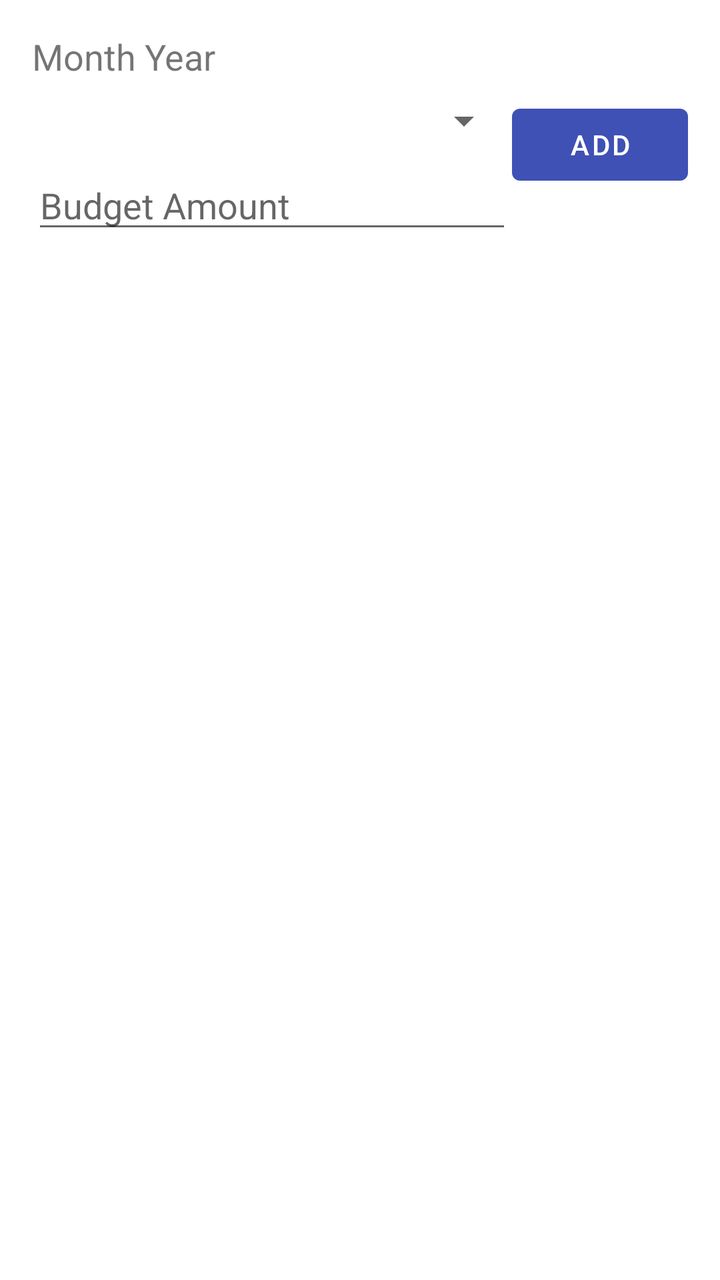
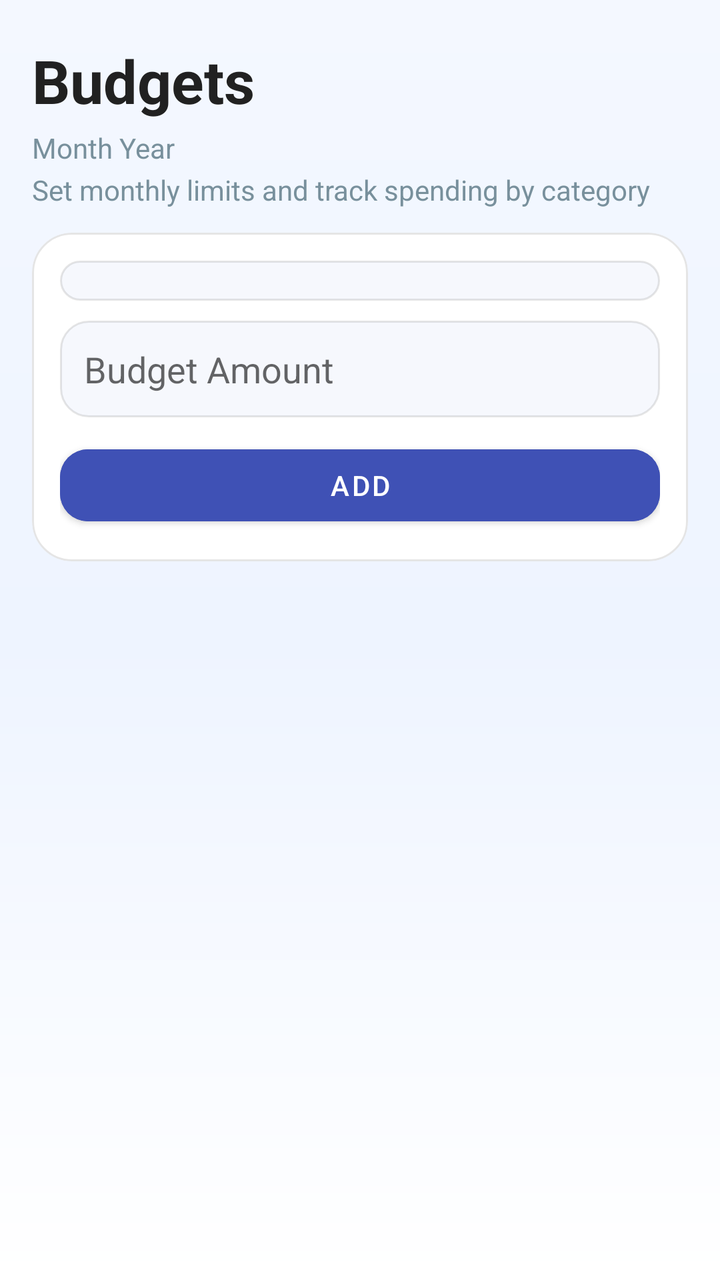

Two renders of the same Android screen: before a commit and after it. Below are the layout's source before the change and the commit's diff.
<!-- AndroidManifest.xml: application theme Theme.ImiliPocket -->
<!-- res/layout/fragment_budget.xml -->
<?xml version="1.0" encoding="utf-8"?>
<androidx.constraintlayout.widget.ConstraintLayout
    xmlns:android="http://schemas.android.com/apk/res/android"
    xmlns:app="http://schemas.android.com/apk/res-auto"
    android:layout_width="match_parent"
    android:layout_height="match_parent"
    android:fitsSystemWindows="true"
    android:padding="16dp"
    android:paddingTop="?attr/actionBarSize">

    <TextView
        android:id="@+id/tv_month_year"
        android:layout_width="wrap_content"
        android:layout_height="wrap_content"
        android:text="Month Year"
        android:textSize="18sp"
        app:layout_constraintTop_toTopOf="parent"
        app:layout_constraintStart_toStartOf="parent" />

    <Spinner
        android:id="@+id/spinner_budget_category"
        android:layout_width="0dp"
        android:layout_height="wrap_content"
        app:layout_constraintTop_toBottomOf="@id/tv_month_year"
        app:layout_constraintStart_toStartOf="parent"
        app:layout_constraintEnd_toStartOf="@id/btn_add_budget"
        android:layout_marginTop="8dp" />

    <EditText
        android:id="@+id/et_budget_amount"
        android:layout_width="0dp"
        android:layout_height="wrap_content"
        android:hint="Budget Amount"
        android:inputType="numberDecimal"
        app:layout_constraintTop_toBottomOf="@id/spinner_budget_category"
        app:layout_constraintStart_toStartOf="parent"
        app:layout_constraintEnd_toStartOf="@id/btn_add_budget"
        android:layout_marginTop="8dp" />

    <Button
        android:id="@+id/btn_add_budget"
        android:layout_width="wrap_content"
        android:layout_height="wrap_content"
        android:text="Add"
        app:layout_constraintTop_toBottomOf="@id/tv_month_year"
        app:layout_constraintEnd_toEndOf="parent"
        android:layout_marginTop="8dp" />

    <androidx.recyclerview.widget.RecyclerView
        android:id="@+id/rv_budgets"
        android:layout_width="0dp"
        android:layout_height="0dp"
        app:layout_constraintTop_toBottomOf="@id/et_budget_amount"
        app:layout_constraintBottom_toBottomOf="parent"
        app:layout_constraintStart_toStartOf="parent"
        app:layout_constraintEnd_toEndOf="parent"
        android:layout_marginTop="16dp" />
</androidx.constraintlayout.widget.ConstraintLayout>
<!-- resources referenced by this layout -->
<resources>
  <style name="Theme.ImiliPocket" parent="Theme.MaterialComponents.DayNight.NoActionBar">
          <item name="colorPrimary">@color/primary_color</item> 
          <item name="colorPrimaryVariant">@color/primary_dark</item> 
          <item name="colorOnPrimary">@color/white</item>
          <item name="colorSecondary">@color/secondary_color</item> 
          <item name="colorSecondaryVariant">@color/secondary_dark</item> 
          <item name="colorOnSecondary">@color/black</item>
          <item name="android:statusBarColor">@android:color/transparent</item>
          <item name="android:windowLightStatusBar">true</item>
          <item name="android:navigationBarColor">@android:color/transparent</item>
          <item name="android:windowDrawsSystemBarBackgrounds">true</item>
      </style>
  <color name="primary_color">#3F51B5</color>
  <color name="primary_dark">#303F9F</color>
  <color name="white">#FFFFFFFF</color>
  <color name="secondary_color">#F06292</color>
  <color name="secondary_dark">#C2185B</color>
  <color name="black">#FF000000</color>
</resources>

<!-- the commit's change to res/layout/fragment_budget.xml (unified diff, before → after) -->
@@ -4,55 +4,114 @@
     xmlns:app="http://schemas.android.com/apk/res-auto"
     android:layout_width="match_parent"
     android:layout_height="match_parent"
-    android:fitsSystemWindows="true"
-    android:padding="16dp"
-    android:paddingTop="?attr/actionBarSize">
+    android:background="@drawable/bg_screen_modern"
+    android:paddingStart="16dp"
+    android:paddingTop="20dp"
+    android:paddingEnd="16dp"
+    android:paddingBottom="8dp">
+
+    <TextView
+        android:id="@+id/tv_budget_title"
+        android:layout_width="0dp"
+        android:layout_height="wrap_content"
+        android:text="Budgets"
+        android:textColor="@color/text_primary"
+        android:textSize="30sp"
+        android:textStyle="bold"
+        app:layout_constraintStart_toStartOf="parent"
+        app:layout_constraintEnd_toEndOf="parent"
+        app:layout_constraintTop_toTopOf="parent" />
 
     <TextView
         android:id="@+id/tv_month_year"
-        android:layout_width="wrap_content"
-        android:layout_height="wrap_content"
-        android:text="Month Year"
-        android:textSize="18sp"
-        app:layout_constraintTop_toTopOf="parent"
-        app:layout_constraintStart_toStartOf="parent" />
-
-    <Spinner
-        android:id="@+id/spinner_budget_category"
         android:layout_width="0dp"
         android:layout_height="wrap_content"
+        android:layout_marginTop="4dp"
+        android:text="Month Year"
+        android:textColor="@color/text_secondary"
+        android:textSize="14sp"
+        app:layout_constraintTop_toBottomOf="@id/tv_budget_title"
+        app:layout_constraintStart_toStartOf="parent"
+        app:layout_constraintEnd_toEndOf="parent" />
+
+    <TextView
+        android:id="@+id/tv_budget_subtitle"
+        android:layout_width="0dp"
+        android:layout_height="wrap_content"
+        android:layout_marginTop="2dp"
+        android:text="Set monthly limits and track spending by category"
+        android:textColor="@color/text_secondary"
+        android:textSize="14sp"
         app:layout_constraintTop_toBottomOf="@id/tv_month_year"
         app:layout_constraintStart_toStartOf="parent"
-        app:layout_constraintEnd_toStartOf="@id/btn_add_budget"
-        android:layout_marginTop="8dp" />
+        app:layout_constraintEnd_toEndOf="parent" />
 
-    <EditText
-        android:id="@+id/et_budget_amount"
+    <com.google.android.material.card.MaterialCardView
+        android:id="@+id/card_budget_inputs"
         android:layout_width="0dp"
         android:layout_height="wrap_content"
-        android:hint="Budget Amount"
-        android:inputType="numberDecimal"
-        app:layout_constraintTop_toBottomOf="@id/spinner_budget_category"
+        android:layout_marginTop="12dp"
+        app:cardBackgroundColor="@android:color/white"
+        app:cardCornerRadius="20dp"
+        app:cardElevation="0dp"
+        app:strokeColor="@color/surface_outline"
+        app:strokeWidth="1dp"
+        app:layout_constraintTop_toBottomOf="@id/tv_budget_subtitle"
         app:layout_constraintStart_toStartOf="parent"
-        app:layout_constraintEnd_toStartOf="@id/btn_add_budget"
-        android:layout_marginTop="8dp" />
+        app:layout_constraintEnd_toEndOf="parent">
 
-    <Button
-        android:id="@+id/btn_add_budget"
-        android:layout_width="wrap_content"
-        android:layout_height="wrap_content"
-        android:text="Add"
-        app:layout_constraintTop_toBottomOf="@id/tv_month_year"
-        app:layout_constraintEnd_toEndOf="parent"
-        android:layout_marginTop="8dp" />
+        <androidx.constraintlayout.widget.ConstraintLayout
+            android:layout_width="match_parent"
+            android:layout_height="wrap_content"
+            android:padding="14dp">
+
+            <Spinner
+                android:id="@+id/spinner_budget_category"
+                android:layout_width="match_parent"
+                android:layout_height="wrap_content"
+                android:background="@drawable/bg_input_surface"
+                android:padding="10dp"
+                app:layout_constraintTop_toTopOf="parent"
+                app:layout_constraintStart_toStartOf="parent"
+                app:layout_constraintEnd_toEndOf="parent" />
+
+            <EditText
+                android:id="@+id/et_budget_amount"
+                android:layout_width="match_parent"
+                android:layout_height="wrap_content"
+                android:layout_marginTop="10dp"
+                android:background="@drawable/bg_input_surface"
+                android:hint="Budget Amount"
+                android:inputType="numberDecimal"
+                android:padding="12dp"
+                app:layout_constraintTop_toBottomOf="@id/spinner_budget_category"
+                app:layout_constraintStart_toStartOf="parent"
+                app:layout_constraintEnd_toEndOf="parent" />
+
+            <Button
+                android:id="@+id/btn_add_budget"
+                android:layout_width="match_parent"
+                android:layout_height="wrap_content"
+                android:layout_marginTop="10dp"
+                android:backgroundTint="@color/primary_color"
+                android:text="Add"
+                android:textColor="@color/white"
+                app:layout_constraintTop_toBottomOf="@id/et_budget_amount"
+                app:layout_constraintStart_toStartOf="parent"
+                app:layout_constraintEnd_toEndOf="parent"
+                app:layout_constraintBottom_toBottomOf="parent" />
+        </androidx.constraintlayout.widget.ConstraintLayout>
+    </com.google.android.material.card.MaterialCardView>
 
     <androidx.recyclerview.widget.RecyclerView
         android:id="@+id/rv_budgets"
         android:layout_width="0dp"
         android:layout_height="0dp"
-        app:layout_constraintTop_toBottomOf="@id/et_budget_amount"
+        android:layout_marginTop="12dp"
+        android:clipToPadding="false"
+        android:paddingBottom="24dp"
+        app:layout_constraintTop_toBottomOf="@id/card_budget_inputs"
         app:layout_constraintBottom_toBottomOf="parent"
         app:layout_constraintStart_toStartOf="parent"
-        app:layout_constraintEnd_toEndOf="parent"
-        android:layout_marginTop="16dp" />
+        app:layout_constraintEnd_toEndOf="parent" />
 </androidx.constraintlayout.widget.ConstraintLayout>
<!-- resource entries referenced after the edit -->
@@ -11,12 +11,44 @@
           <item name="android:windowLightStatusBar">true</item>
           <item name="android:navigationBarColor">@android:color/transparent</item>
           <item name="android:windowDrawsSystemBarBackgrounds">true</item>
+          <item name="android:windowBackground">@drawable/bg_screen_modern</item>
+          <item name="shapeAppearanceMediumComponent">@style/ShapeAppearance.ImiliPocket.Medium</item>
+          <item name="shapeAppearanceSmallComponent">@style/ShapeAppearance.ImiliPocket.Small</item>
       </style>
   <color name="primary_color">#3F51B5</color>
+  <color name="surface_outline">#1A000000</color>
+  <color name="text_primary">#212121</color>
+  <color name="text_secondary">#78909C</color>
   <color name="primary_dark">#303F9F</color>
   <color name="white">#FFFFFFFF</color>
+  <!-- drawable bg_input_surface (drawable) -->
+  <?xml version="1.0" encoding="utf-8"?>
+  <shape xmlns:android="http://schemas.android.com/apk/res/android">
+      <solid android:color="#FFF6F8FD" />
+      <corners android:radius="14dp" />
+      <stroke
+          android:width="1dp"
+          android:color="#1A000000" />
+  </shape>
+  <!-- drawable bg_screen_modern (drawable) -->
+  <?xml version="1.0" encoding="utf-8"?>
+  <shape xmlns:android="http://schemas.android.com/apk/res/android">
+      <gradient
+          android:angle="270"
+          android:startColor="#F4F8FF"
+          android:centerColor="#EEF4FF"
+          android:endColor="#FFFFFF" />
+  </shape>
   <color name="secondary_color">#F06292</color>
   <color name="secondary_dark">#C2185B</color>
   <color name="black">#FF000000</color>
+  <style name="ShapeAppearance.ImiliPocket.Medium" parent="ShapeAppearance.MaterialComponents.MediumComponent">
+          <item name="cornerFamily">rounded</item>
+          <item name="cornerSize">20dp</item>
+      </style>
+  <style name="ShapeAppearance.ImiliPocket.Small" parent="ShapeAppearance.MaterialComponents.SmallComponent">
+          <item name="cornerFamily">rounded</item>
+          <item name="cornerSize">14dp</item>
+      </style>
 </resources>
 
